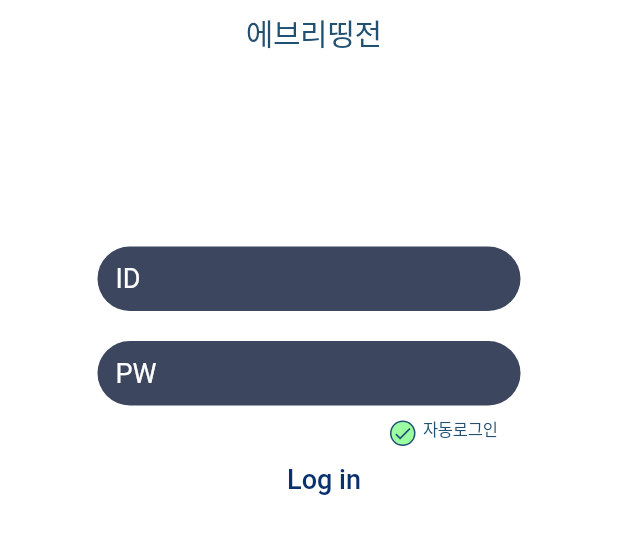
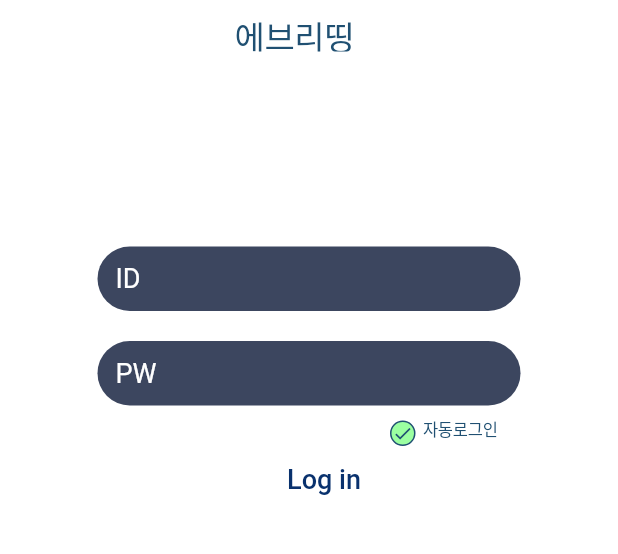
Before and after one commit to suzumsz/Everything_Jeon, a Flutter app: the screen it shows after launch, on a phone screen of 412 x 824 dp, the part 465-1019 px from its top. Run offline on Flutter 3.47's test engine with Material 2 defaults, Android fonts, the phone set to English and light mode, and no system bars; our stand-ins replace circular_check_box, cloud_firestore, firebase_auth, firebase_core, flutter_calendar_carousel, image_picker; missing offline and left inert: adobe_xd, flutter_barcode_scanner, syncfusion_flutter_barcodes; accounts and stored records are empty; Roboto replaces fonts that are missing (DX유니고딕 20, YDIYGO320, YDIYGO330).

Commit message:
에띵 로고2 크기 수정

```diff
--- a/lib/LoginPage.dart
+++ b/lib/LoginPage.dart
@@ -244,14 +244,14 @@ class LoginPageState extends State<LoginPage> {
     //child:
     // Adobe XD layer: 'Logo – Long' (group)
     return Container(
-      margin: EdgeInsets.only(left: 15, top: 7.3),
+      margin: EdgeInsets.only(top: 7.3),
       width: 99.0,
       height: 27.0,
       child: Stack(
         children: <Widget>[
           Pinned.fromSize(
             bounds: Rect.fromLTWH(0.0, 0.0, 99.0, 27.0),
-            size: Size(99.0, 27.0),
+            size: Size(90.0, 27.0),
             fixedHeight: true,
             child:
                 // Adobe XD layer: 'Health UX Kit™' (text)
@@ -259,7 +259,7 @@ class LoginPageState extends State<LoginPage> {
               '에브리띵전',
               style: TextStyle(
                 fontFamily: 'DX유니고딕 20',
-                fontSize: 20,
+                fontSize: 22,
                 color: const Color(0xff205072),
                 letterSpacing: -0.29411766052246097,
               ),
```
